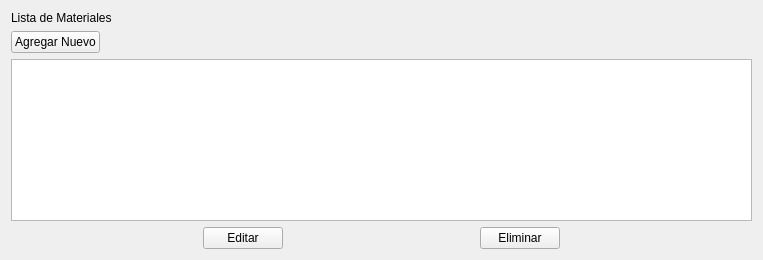
Qt form Biblioteca/Views/Materiales.ui (rescobedoq/sbd) before a commit.
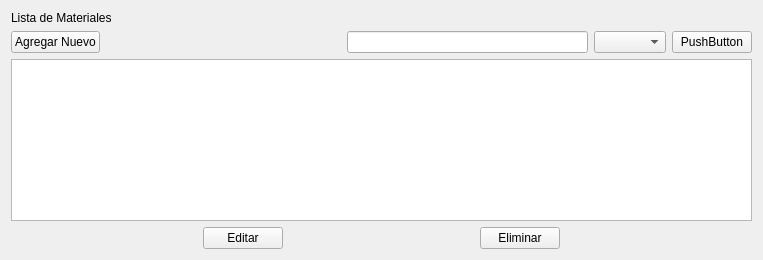
The same form after that commit.

Commit message: actualizacion de form de materiales

Diff of the .ui file:
```diff
--- a/Biblioteca/Views/Materiales.ui
+++ b/Biblioteca/Views/Materiales.ui
@@ -58,6 +58,19 @@
        </property>
       </spacer>
      </item>
+     <item>
+      <widget class="QLineEdit" name="lineEdit"/>
+     </item>
+     <item>
+      <widget class="QComboBox" name="comboBox"/>
+     </item>
+     <item>
+      <widget class="QPushButton" name="pushButton">
+       <property name="text">
+        <string>PushButton</string>
+       </property>
+      </widget>
+     </item>
     </layout>
    </item>
    <item>
```
